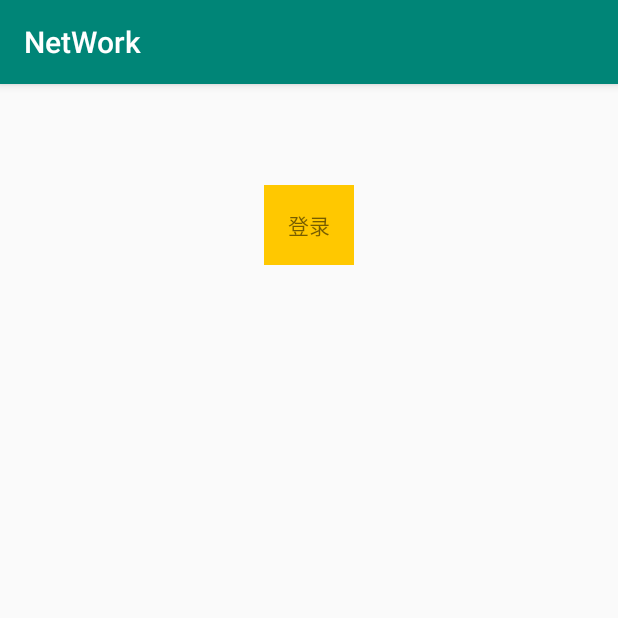
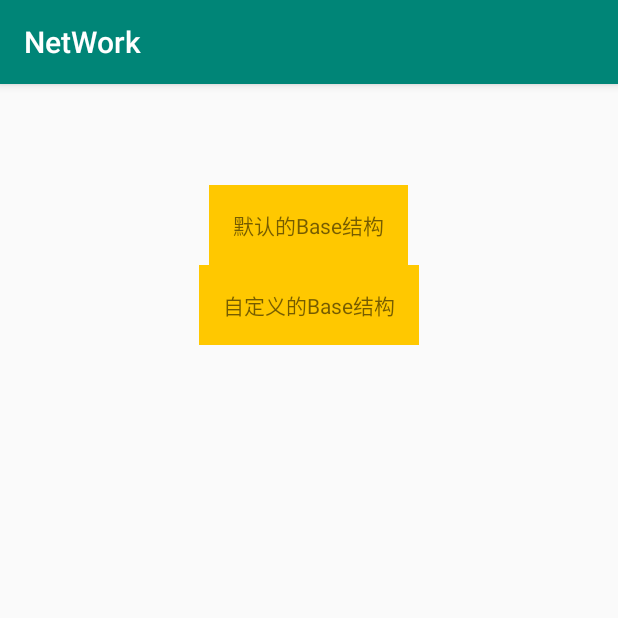
Before and after one commit to Bgtal/networksdk, an Android app: the screen it shows after launch (MainActivity), on a phone screen of 412 x 824 dp, the top half of it. Run offline under Robolectric (Android 15) with nearby library versions, the phone set to English and light mode, and no system bars; libraries missing offline, so code that uses them is left out: blq.ssnb.snbutil, com.lzy.okgo; 13 statements that could not run were skipped.

Commit message:
增加一个可以替换外壳的方法

```diff
--- a/app/src/main/AndroidManifest.xml
+++ b/app/src/main/AndroidManifest.xml
@@ -9,6 +9,7 @@
         android:icon="@mipmap/ic_launcher"
         android:label="@string/app_name"
         android:roundIcon="@mipmap/ic_launcher_round"
+        android:networkSecurityConfig="@xml/network_security_config"
         android:supportsRtl="true"
         android:theme="@style/AppTheme">
         <activity android:name=".MainActivity">
--- a/app/src/main/java/com/blq/network/DemoHttpInterface.java
+++ b/app/src/main/java/com/blq/network/DemoHttpInterface.java
@@ -18,41 +18,28 @@ import com.blq.networksdk.ServiceToggleable;
 public class DemoHttpInterface implements ServiceToggleable {
 
     @Override
-    public void toggleServiceAddress(String host, int post, String serviceName,boolean isDebug) {
+    public void toggleServiceAddress(String host, int post, String serviceName, boolean isDebug) {
         //当接口切换的时候回调用该方法
         String demoService;
-        String demo2Service;
-        if(isDebug){
+        if (isDebug) {
             //假如是debug 的时候 用的是  Http 请求
-            demoService = NetSdkUtil.getPrefixHttp(host,post,"/mock/36/mobile");
-            //或者请求的接口服务名称修改 比如debug 是 /debug/mobile
-            demo2Service = NetSdkUtil.getPrefixHttp(host,post,"/mock/debug/mobile");
-        }else{
+            demoService = NetSdkUtil.getPrefixHttp(host, post, serviceName + "/demo");
+        } else {
             //release 用的是Https 请求
-            demoService = NetSdkUtil.getPrefixHttps(host,post,"/mock/36/mobile");
-            //release 用的是 /release/mobile
-            demo2Service = NetSdkUtil.getPrefixHttp(host,post,"/mock/release/mobile");
+            demoService = NetSdkUtil.getPrefixHttps(host, post, serviceName + "/demo");
         }
         //我们可以在这个方法里面进行请求前缀的修改
         DemoInterface.init(demoService);
     }
 
-    public static class DemoInterface{
-        /**
-         * 登录接口
-         */
-        public static String DEMO_LOGIN;
+    public static class DemoInterface {
+        public static String DEMO_1;
+        public static String DEMO_2;
 
-        private static void init(String service){
-            DEMO_LOGIN = service + "/login";
-        }
-    }
+        private static void init(String service) {
 
-    public static class DemoInterFace2{
-        public static String DEMO2_INFO;
-
-        private static void init(String service){
-            DEMO2_INFO = service + "/xxxxxx";
+            DEMO_1 = service + "/demo1";
+            DEMO_2 = service + "/demo2";
         }
     }
 }
--- a/app/src/main/java/com/blq/network/MApplication.java
+++ b/app/src/main/java/com/blq/network/MApplication.java
@@ -32,6 +32,6 @@ public class MApplication extends Application {
         //2.将接口注册到NetWorkManger
         NetworkManager.registerServiceToggleable(DemoHttpInterface.class);
         //3.切换服务器（比如在测试版需要切换到正式版，那么再次调用该方法把正式版本的服务器路径传入就可以了）
-        NetworkManager.serviceToggle("106.15.194.131",3000,"",BuildConfig.DEBUG);
+        NetworkManager.serviceToggle("crm.apiyoo.com",3100,"/mock/79",BuildConfig.DEBUG);
     }
 }
--- a/app/src/main/res/layout/activity_main.xml
+++ b/app/src/main/res/layout/activity_main.xml
@@ -7,19 +7,30 @@
     android:orientation="vertical"
     android:padding="16dp"
     tools:context=".MainActivity">
+
     <TextView
         android:id="@+id/tv_login_show"
         android:layout_width="match_parent"
         android:layout_height="wrap_content"
         android:padding="16dp"
-        android:text=""/>
+        android:text="" />
+
     <TextView
         android:id="@+id/tv_login_btn"
         android:layout_width="wrap_content"
         android:layout_height="wrap_content"
         android:layout_gravity="center"
+        android:background="#FFC800"
         android:padding="16dp"
+        android:text="默认的Base结构" />
+
+    <TextView
+        android:id="@+id/tv_new_btn"
+        android:layout_width="wrap_content"
+        android:layout_height="wrap_content"
+        android:layout_gravity="center"
         android:background="#FFC800"
-        android:text="登录"/>
+        android:padding="16dp"
+        android:text="自定义的Base结构" />
 
 </LinearLayout>
--- /dev/null
+++ b/app/src/main/res/xml/network_security_config.xml
@@ -0,0 +1,5 @@
+<?xml version="1.0" encoding="utf-8"?>
+
+<network-security-config>
+    <base-config cleartextTrafficPermitted="true" />
+</network-security-config>
--- a/networksdk/src/main/java/com/blq/networksdk/BaseJsonCallBack.java
+++ b/networksdk/src/main/java/com/blq/networksdk/BaseJsonCallBack.java
@@ -22,7 +22,7 @@ import okhttp3.ResponseBody;
  * ================================================
  * </pre>
  */
-abstract class BaseJsonCallBack<T extends BaseObjectBean> extends AbsCallback<T> {
+abstract class BaseJsonCallBack<T extends IBaseObject> extends AbsCallback<T> {
 
 
     private Type mType;
--- a/networksdk/src/main/java/com/blq/networksdk/BaseObjectBean.java
+++ b/networksdk/src/main/java/com/blq/networksdk/BaseObjectBean.java
@@ -14,7 +14,7 @@ import java.io.Serializable;
  * ================================================
  * </pre>
  */
-class BaseObjectBean<T> implements Serializable {
+class BaseObjectBean<T> implements IBaseObject<T>, Serializable {
 
     /**
      * 状态码
```
Also changed, not shown: app/src/main/java/com/blq/network/MainActivity.java (+45 -10 lines), app/src/main/java/com/blq/network/NewBaseObjectBean.java (added, +82 -0 lines), networksdk/src/main/java/com/blq/networksdk/AbsJsonCallBack.java (+10 -6 lines), networksdk/src/main/java/com/blq/networksdk/IBaseObject.java (added, +30 -0 lines), networksdk/src/main/java/com/blq/networksdk/NetProxy.java (+7 -2 lines).
